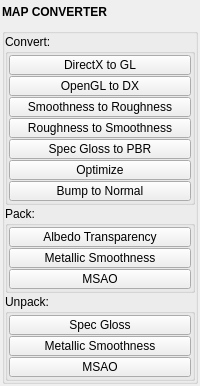
m3trik/pythontk, file pythontk/img_utils/map_converter.ui: the form before one commit.
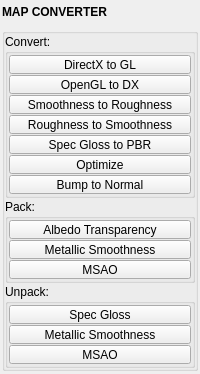
The form after the commit. Custom widgets are drawn as their Qt base class.

Diff of the .ui file:
```diff
--- a/pythontk/img_utils/map_converter.ui
+++ b/pythontk/img_utils/map_converter.ui
@@ -140,13 +140,13 @@
               <property name="minimumSize">
                <size>
                 <width>0</width>
-                <height>20</height>
+                <height>19</height>
                </size>
               </property>
               <property name="maximumSize">
                <size>
                 <width>16777215</width>
-                <height>20</height>
+                <height>19</height>
                </size>
               </property>
               <property name="toolTip">
@@ -174,13 +174,13 @@
               <property name="minimumSize">
                <size>
                 <width>0</width>
-                <height>20</height>
+                <height>19</height>
                </size>
               </property>
               <property name="maximumSize">
                <size>
                 <width>16777215</width>
-                <height>20</height>
+                <height>19</height>
                </size>
               </property>
               <property name="toolTip">
@@ -210,13 +210,13 @@
               <property name="minimumSize">
                <size>
                 <width>0</width>
-                <height>20</height>
+                <height>19</height>
                </size>
               </property>
               <property name="maximumSize">
                <size>
                 <width>16777215</width>
-                <height>20</height>
+                <height>19</height>
                </size>
               </property>
               <property name="toolTip">
@@ -241,13 +241,13 @@
               <property name="minimumSize">
                <size>
                 <width>0</width>
-                <height>20</height>
+                <height>19</height>
                </size>
               </property>
               <property name="maximumSize">
                <size>
                 <width>16777215</width>
-                <height>20</height>
+                <height>19</height>
                </size>
               </property>
               <property name="toolTip">
@@ -272,13 +272,13 @@
               <property name="minimumSize">
                <size>
                 <width>0</width>
-                <height>20</height>
+                <height>19</height>
                </size>
               </property>
               <property name="maximumSize">
                <size>
                 <width>16777215</width>
-                <height>20</height>
+                <height>19</height>
                </size>
               </property>
               <property name="toolTip">
@@ -303,13 +303,13 @@
               <property name="minimumSize">
                <size>
                 <width>0</width>
-                <height>20</height>
+                <height>19</height>
                </size>
               </property>
               <property name="maximumSize">
                <size>
                 <width>16777215</width>
-                <height>20</height>
+                <height>19</height>
                </size>
               </property>
               <property name="toolTip">
@@ -334,13 +334,13 @@
               <property name="minimumSize">
                <size>
                 <width>0</width>
-                <height>20</height>
+                <height>19</height>
                </size>
               </property>
               <property name="maximumSize">
                <size>
                 <width>16777215</width>
-                <height>20</height>
+                <height>19</height>
                </size>
               </property>
               <property name="toolTip">
@@ -389,13 +389,13 @@
               <property name="minimumSize">
                <size>
                 <width>0</width>
-                <height>20</height>
+                <height>19</height>
                </size>
               </property>
               <property name="maximumSize">
                <size>
                 <width>16777215</width>
-                <height>20</height>
+                <height>19</height>
                </size>
               </property>
               <property name="toolTip">
@@ -420,13 +420,13 @@
               <property name="minimumSize">
                <size>
                 <width>0</width>
-                <height>20</height>
+                <height>19</height>
                </size>
               </property>
               <property name="maximumSize">
                <size>
                 <width>16777215</width>
-                <height>20</height>
+                <height>19</height>
                </size>
               </property>
               <property name="toolTip">
@@ -451,13 +451,13 @@
               <property name="minimumSize">
                <size>
                 <width>0</width>
-                <height>20</height>
+                <height>19</height>
                </size>
               </property>
               <property name="maximumSize">
                <size>
                 <width>16777215</width>
-                <height>20</height>
+                <height>19</height>
                </size>
               </property>
               <property name="toolTip">
@@ -506,13 +506,13 @@
               <property name="minimumSize">
                <size>
                 <width>0</width>
-                <height>20</height>
+                <height>19</height>
                </size>
               </property>
               <property name="maximumSize">
                <size>
                 <width>16777215</width>
-                <height>20</height>
+                <height>19</height>
                </size>
               </property>
               <property name="toolTip">
@@ -537,13 +537,13 @@
               <property name="minimumSize">
                <size>
                 <width>0</width>
-                <height>20</height>
+                <height>19</height>
                </size>
               </property>
               <property name="maximumSize">
                <size>
                 <width>16777215</width>
-                <height>20</height>
+                <height>19</height>
                </size>
               </property>
               <property name="toolTip">
@@ -568,13 +568,13 @@
               <property name="minimumSize">
                <size>
                 <width>0</width>
-                <height>20</height>
+                <height>19</height>
                </size>
               </property>
               <property name="maximumSize">
                <size>
                 <width>16777215</width>
-                <height>20</height>
+                <height>19</height>
                </size>
               </property>
               <property name="toolTip">
```
